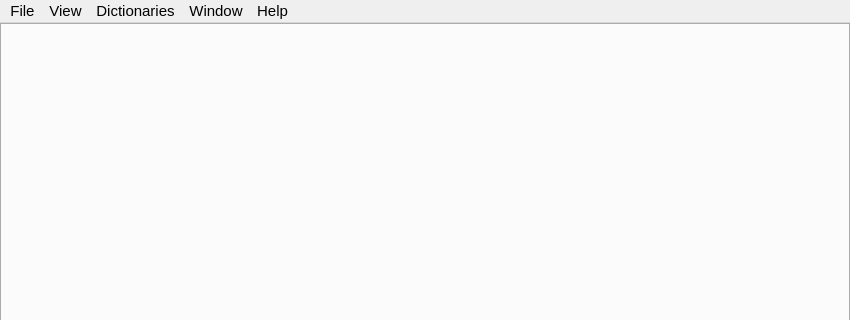
Before: the Qt Designer form mainwindow.ui in scottsanett/IceDict, drawn with Qt 5; both pictures show x 0 to 850 and y 0 to 320 of the 850 by 650 pixel window.
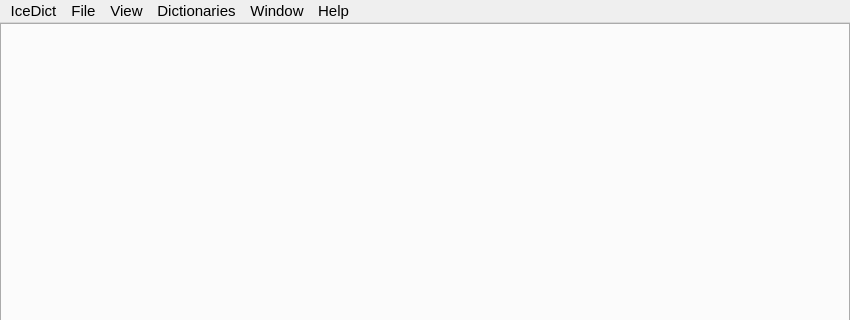
After: the same form once the commit is applied.

Commit message: Added About and IceDict and help docs.

Patch:
```diff
--- a/mainwindow.ui
+++ b/mainwindow.ui
@@ -129,6 +129,14 @@
     <addaction name="actionZoom_In"/>
     <addaction name="actionZoom_Out"/>
    </widget>
+   <widget class="QMenu" name="menuIceDict">
+    <property name="title">
+     <string>IceDict</string>
+    </property>
+    <addaction name="actionAbout_IceDict"/>
+    <addaction name="actionAbout_Qt"/>
+   </widget>
+   <addaction name="menuIceDict"/>
    <addaction name="menuFile"/>
    <addaction name="menuView"/>
    <addaction name="menuDictionaries"/>
```
Left out of the diff: 92 changed lines with no effect on the pictures. The commit also changes 19 other files.
